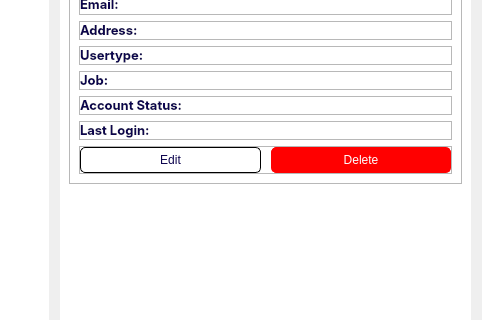
This is app/src/ui/NEW/accounts_page.ui in Kazu0210/Inventory-System as Qt 5 draws it before an edit; both pictures show x 681 to 1163 and y 213 to 533 of the 1163 by 616 pixel window. The edited form follows.
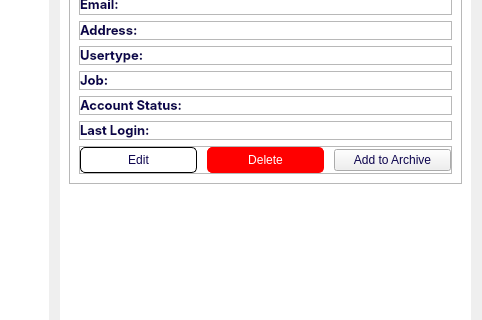
This is the edited form.

Commit message: archive 1st commit

```diff
--- a/app/src/ui/NEW/accounts_page.ui
+++ b/app/src/ui/NEW/accounts_page.ui
@@ -1464,6 +1464,13 @@
               </property>
              </widget>
             </item>
+            <item>
+             <widget class="QPushButton" name="archive_pushButton">
+              <property name="text">
+               <string>Add to Archive</string>
+              </property>
+             </widget>
+            </item>
            </layout>
            <zorder>delete_btn</zorder>
            <zorder>edit_btn</zorder>
```
Left out of the diff: 1 changed line with no effect on the pictures. The commit also changes 11 other files.
